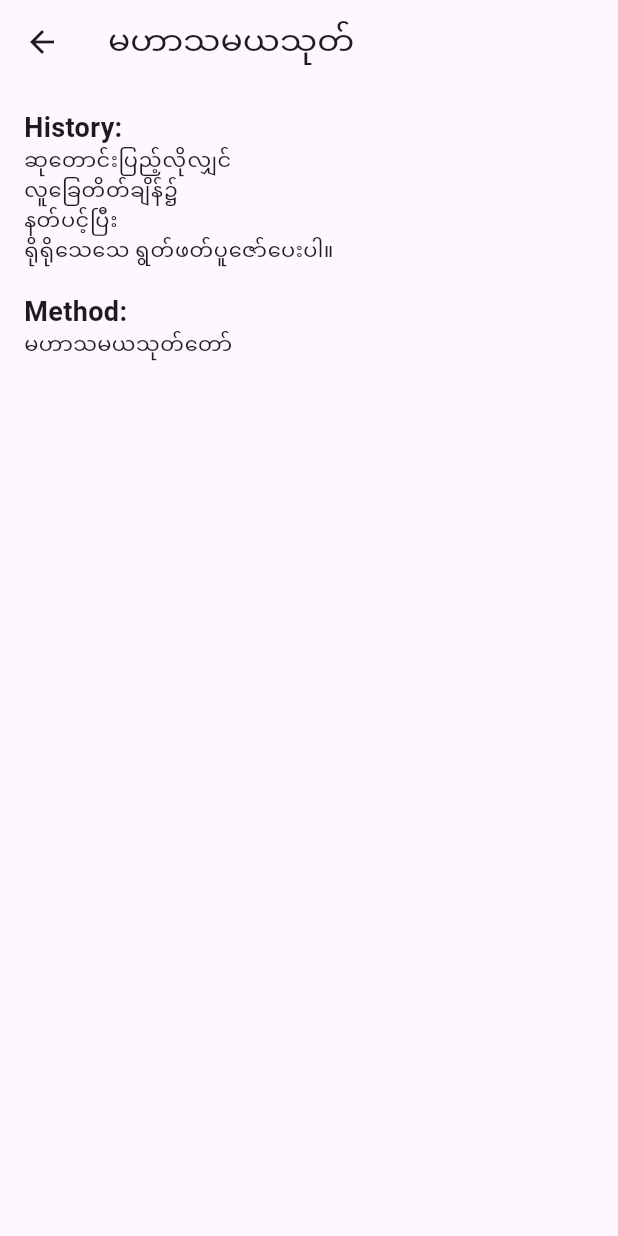
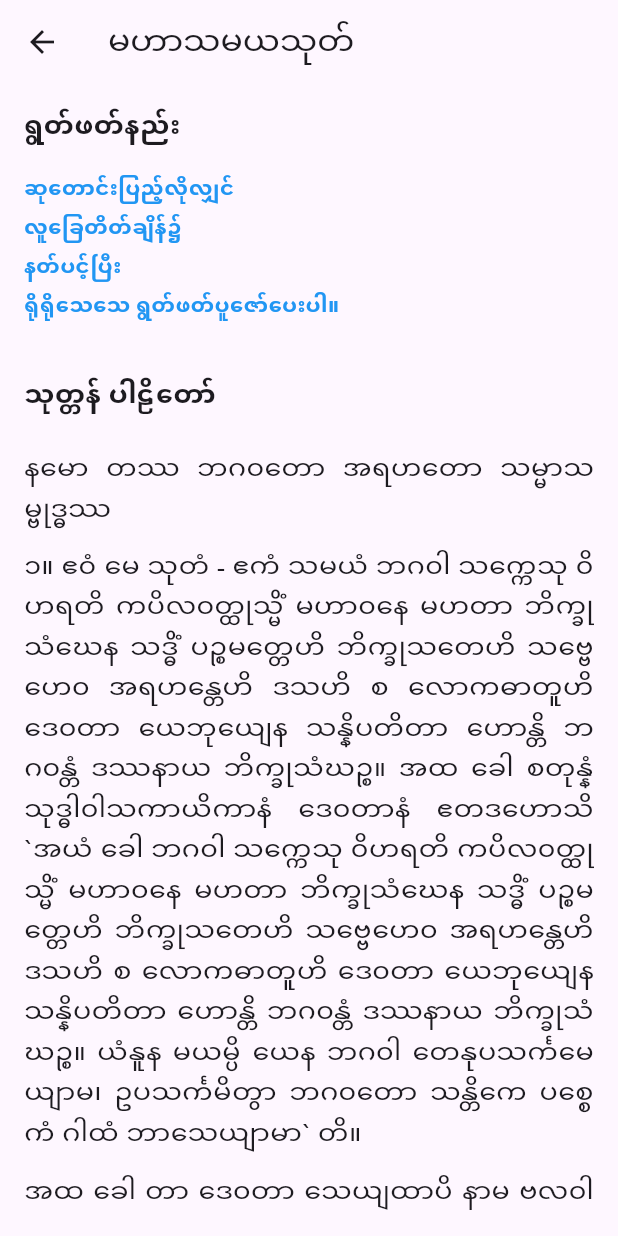
Before and after one commit to AungNaingPhyo2006/purify, a Flutter app: the SuttaDetailScreen screen opened directly with sample values from the repository, on a phone screen of 412 x 824 dp. Run offline on Flutter 3.47's test engine with Material 3 defaults, Android fonts, the phone set to English and light mode, and no system bars.

Commit message:
add data

```diff
--- a/lib/models/sutta.dart
+++ b/lib/models/sutta.dart
@@ -2,7 +2,7 @@ class Sutta {
   final int id;
   final String name;
   final List<String> history;
-  final String method;
+  final List<String> method;
 
   Sutta(
       {required this.id,
--- a/lib/models/sutta_data.dart
+++ b/lib/models/sutta_data.dart
@@ -1,118 +1,125 @@
 import 'sutta.dart';
 
 final List<Sutta> suttas = [
-  Sutta(
-    id: 1,
-    name: 'မဟာသမယသုတ်',
-    history: [
+  Sutta(id: 1, name: 'မဟာသမယသုတ်', history: [
     'ဆုတောင်းပြည့်လိုလျှင်',
     'လူခြေတိတ်ချိန်၌',
     'နတ်ပင့်ပြီး',
     'ရိုရိုသေသေ ရွတ်ဖတ်ပူဇော်ပေးပါ။',
-    ],
-    method: 'မဟာသမယသုတ်တော်',
-  ),
-  Sutta(
-    id: 2,
-    name: 'ပဋ္ဌာန်း ဒေသနာတော်',
-    history: [
+  ], method: [
+    'နမော တဿ ဘဂ၀တော အရဟတော သမ္မာသမ္ဗုဒ္ဓဿ',
+    '၁။ ဧ၀ံ မေ သုတံ - ဧကံ သမယံ ဘဂ၀ါ သက္ကေသု ၀ိဟရတိ ကပိလ၀တ္ထုသ္မိံ မဟာ၀နေ မဟတာ ဘိက္ခုသံဃေန သဒ္ဓိံ ပဉ္စမတ္တေဟိ ဘိက္ခုသတေဟိ သဗ္ဗေဟေ၀  အရဟန္တေဟိ ဒသဟိ စ လောကဓာတူဟိ ဒေ၀တာ ယေဘုယျေန သန္နိပတိတာ ဟောန္တိ ဘဂ၀န္တံ ဒဿနာယ ဘိက္ခုသံဃဉ္စ။ အထ ခေါ စတုန္နံ သုဒ္ဓါ၀ါသကာယိကာနံ ဒေ၀တာနံ ဧတဒဟောသိ `အယံ ခေါ ဘဂ၀ါ သက္ကေသု ၀ိဟရတိ ကပိလ၀တ္ထုသ္မိံ မဟာ၀နေ မဟတာ ဘိက္ခုသံဃေန သဒ္ဓိံ ပဉ္စမတ္တေဟိ ဘိက္ခုသတေဟိ သဗ္ဗေဟေ၀  အရဟန္တေဟိ ဒသဟိ စ လောကဓာတူဟိ ဒေ၀တာ ယေဘုယျေန သန္နိပတိတာ ဟောန္တိ ဘဂ၀န္တံ ဒဿနာယ ဘိက္ခုသံဃဉ္စ။ ယံနူန မယမ္ပိ ယေန ဘဂ၀ါ တေနုပသင်္ကမေယျာမ၊ ဥပသင်္ကမိတွာ ဘဂ၀တော သန္တိကေ ပစ္စေကံ ဂါထံ ဘာသေယျာမာ` တိ။ ',
+    'အထ ခေါ တာ ဒေ၀တာ သေယျထာပိ နာမ ဗလ၀ါ ပုရိသော သမိဉ္ဇိတံ ၀ါ ဗာဟံ ပသာရေယျ, ပသာရိတံ ၀ါ ဗာဟံ သမိဉ္ဇေယျ၊ ဧ၀မေ၀ သုဒ္ဓါ၀ါသေသု ဒေ၀ေသု အန္တရဟိတာ ဘဂ၀ောာ ပုရတော ပါတုရဟေသုံ။ အထ ခေါ တာ ဒေ၀တာ ဘဂ၀န္တံ အဘိ၀ါဒေတွာ ဧကမန္တံ အဋ္ဌံသု။',
+    'ဧကမန္တံ ဌိတာ ခေါ ဧကာ ဒေ၀တာ ဘဂ၀တော သန္တိကေ ဣမံ ဂါထာ အဘာသိ-',
+    '`မဟာသမယော ပ၀နသ္မိံ၊ ဒေ၀ကာယာ သမာဂတာ။ အာဂတမှ ဣမံ ဓမ္မသမယံ၊ ဒက္ခိတာယေ အပရာဇိတသံဃ`န္တိ။',
+    '၂။ အထ ခေါ အပရာ ဒေ၀တာ ဘဂ၀တော သန္တိကေ ဣမံ ဂါထာ အဘာသိ-',
+    '`တတြ ဘိက္ခ၀ေါ သမာဒဟံသု၊ စိတ္တမတ္တနော ဥဇုကံ အကံသု။ သာရထီ၀ နေတ္တာနိ ဂဟေတွာ၊ ဣန္ဒြိယာနိ ရက္ခန္တိ ပဏ္ဍိတာ`တိ။',
+    '၃။အထ ခေါ အပရာ ဒေ၀တာ ဘဂ၀တော သန္တိကေ ဣမံ ဂါထာ အဘာသိ-',
+    '`ဆေတွာ ခိလံ ဆေတွာ ပလိဃံ၊ ဣန္ဒခီလံ ဦဟစ္စ မနေဇာ။ တေ စရန္တိ သုဒ္ဓါ ၀ိမလာ၊ စက္ခုမတာ သုဒန္တာ သုသုနာဂါ`တိ။',
+    '၄။အထ ခေါ အပရာ ဒေ၀တာ ဘဂ၀တော သန္တိကေ ဣမံ ဂါထာ အဘာသိ-',
+    '`ယေ ကေစိ ဗုဒ္ဓံ သရဏံ ဂတာသေ၊ န သေ ဂမိဿန္တိ အပါယဘူမိံ။ ပဟာယ မာနုသံ ဒေဟံ၊ ဒေ၀ကာယံ ပရိပူရေဿန္တီ`တိ။',
+  ]),
+  Sutta(id: 2, name: 'ပဋ္ဌာန်း ဒေသနာတော်', history: [
     'လူယုတ်မာများနှင့် ၀ေးလိုလျှင်',
     'အကြံအစည်မှန်သမျှ',
     'အောင်မြင်လိုလျှင်',
     'အဓိဋ္ဌာန်ဖြင့် ရွတ်ပါ။',
-    ],
-    method: 'ပဋ္ဌာန်း ဒေသနာတော်',
-  ),
-  Sutta(
-    id: 3,
-    name: 'မေတ္တသုတ်',
-    history: [
+  ], method: [
+    'ပဋ္ဌာန်း ဒေသနာတော်',
+    'ပဋ္ဌာန်း ဒေသနာတော်',
+    'ပဋ္ဌာန်း ဒေသနာတော်',
+    'ပဋ္ဌာန်း ဒေသနာတော်',
+  ]),
+  Sutta(id: 3, name: 'မေတ္တသုတ်', history: [
     'အချစ်မခံရလျှင်',
     'မျက်နှာ အကြည်ဓာတ် ပျက်ယွင်းနေလျှင်',
     'လူမုန်းများနေလျှင်',
     'သောက ရောက်နေလျှင်',
     'အဓိဋ္ဌာန်ဖြင့် ရွတ်ပါ။'
-    ],
-    method: 'မေတ္တသုတ်',
-  ),
-  Sutta(
-    id: 4,
-    name: 'ဓဇဂ္ဂသုတ်',
-    history: [
+  ], method: [
+    'မေတ္တသုတ်',
+    'မေတ္တသုတ်',
+    'မေတ္တသုတ်',
+    'မေတ္တသုတ်',
+  ]),
+  Sutta(id: 4, name: 'ဓဇဂ္ဂသုတ်', history: [
     'စစ်ဖြစ်ပြီး',
     'ကြောက်မက်ဖွယ်ရာများ ကြုံနေရလျှင်',
     'ရွတ်ဖတ်ပါ။',
-    ],
-    method: 'ဓဇဂ္ဂသုတ်',
-  ),
-  Sutta(
-    id: 5,
-    name: 'ဗုဒ္ဓါနုဿတိ ဂုဏ်တော်',
-    history: [
+  ], method: [
+    'ဓဇဂ္ဂသုတ်',
+    'ဓဇဂ္ဂသုတ်',
+    'ဓဇဂ္ဂသုတ်',
+    'ဓဇဂ္ဂသုတ်',
+  ]),
+  Sutta(id: 5, name: 'ဗုဒ္ဓါနုဿတိ ဂုဏ်တော်', history: [
     'စိတ်ဓာတ်ကျပြီး',
     'အနာဂတ် မရှိတော့သလို ခံစားနေရလျှင်',
     'စွမ်းနိုင်သမျှ ရွတ်ဖတ်ပါ။',
-    ],
-    method: 'ဗုဒ္ဓါနုဿတိ ဂုဏ်တော်',
-  ),
-  Sutta(
-    id: 6,
-    name: 'ဗုဒ္ဓါနုဿတိ ဂုဏ်တော်',
-    history: [
+  ], method: [
+    'ဗုဒ္ဓါနုဿတိ ဂုဏ်တော်',
+    'ဗုဒ္ဓါနုဿတိ ဂုဏ်တော်',
+    'ဗုဒ္ဓါနုဿတိ ဂုဏ်တော်',
+    'ဗုဒ္ဓါနုဿတိ ဂုဏ်တော်',
+  ]),
+  Sutta(id: 6, name: 'ဗုဒ္ဓါနုဿတိ ဂုဏ်တော်', history: [
     'စိတ်ဓာတ်ကျပြီး',
     'အနာဂတ် မရှိတော့သလို ခံစားနေရလျှင်',
     'စွမ်းနိုင်သမျှ ရွတ်ဖတ်ပါ။',
-    ],
-    method: 'ဗုဒ္ဓါနုဿတိ ဂုဏ်တော်',
-  ),
-  Sutta(
-    id: 7,
-    name: 'ဗုဒ္ဓါနုဿတိ ဂုဏ်တော်',
-    history: [
+  ], method: [
+    'ဗုဒ္ဓါနုဿတိ ဂုဏ်တော်',
+    'ဗုဒ္ဓါနုဿတိ ဂုဏ်တော်',
+    'ဗုဒ္ဓါနုဿတိ ဂုဏ်တော်',
+    'ဗုဒ္ဓါနုဿတိ ဂုဏ်တော်',
+  ]),
+  Sutta(id: 7, name: 'ဗုဒ္ဓါနုဿတိ ဂုဏ်တော်', history: [
     'စိတ်ဓာတ်ကျပြီး',
     'အနာဂတ် မရှိတော့သလို ခံစားနေရလျှင်',
     'စွမ်းနိုင်သမျှ ရွတ်ဖတ်ပါ။',
-    ],
-    method: 'ဗုဒ္ဓါနုဿတိ ဂုဏ်တော်',
-  ),
-  Sutta(
-    id: 8,
-    name: 'ဗုဒ္ဓါနုဿတိ ဂုဏ်တော်',
-    history: [
+  ], method: [
+    'ဗုဒ္ဓါနုဿတိ ဂုဏ်တော်',
+    'ဗုဒ္ဓါနုဿတိ ဂုဏ်တော်',
+    'ဗုဒ္ဓါနုဿတိ ဂုဏ်တော်',
+    'ဗုဒ္ဓါနုဿတိ ဂုဏ်တော်',
+  ]),
+  Sutta(id: 8, name: 'ဗုဒ္ဓါနုဿတိ ဂုဏ်တော်', history: [
     'စိတ်ဓာတ်ကျပြီး',
     'အနာဂတ် မရှိတော့သလို ခံစားနေရလျှင်',
     'စွမ်းနိုင်သမျှ ရွတ်ဖတ်ပါ။',
-    ],
-    method: 'ဗုဒ္ဓါနုဿတိ ဂုဏ်တော်',
-  ),
-  Sutta(
-    id: 9,
-    name: 'ဗုဒ္ဓါနုဿတိ ဂုဏ်တော်',
-    history: [
+  ], method: [
+    'ဗုဒ္ဓါနုဿတိ ဂုဏ်တော်',
+    'ဗုဒ္ဓါနုဿတိ ဂုဏ်တော်',
+    'ဗုဒ္ဓါနုဿတိ ဂုဏ်တော်',
+    'ဗုဒ္ဓါနုဿတိ ဂုဏ်တော်',
+  ]),
+  Sutta(id: 9, name: 'ဗုဒ္ဓါနုဿတိ ဂုဏ်တော်', history: [
     'စိတ်ဓာတ်ကျပြီး',
     'အနာဂတ် မရှိတော့သလို ခံစားနေရလျှင်',
     'စွမ်းနိုင်သမျှ ရွတ်ဖတ်ပါ။',
-    ],
-    method: 'ဗုဒ္ဓါနုဿတိ ဂုဏ်တော်',
-  ),
-  Sutta(
-    id: 10,
-    name: 'ဗုဒ္ဓါနုဿတိ ဂုဏ်တော်',
-    history: [
+  ], method: [
+    'ဗုဒ္ဓါနုဿတိ ဂုဏ်တော်',
+    'ဗုဒ္ဓါနုဿတိ ဂုဏ်တော်',
+    'ဗုဒ္ဓါနုဿတိ ဂုဏ်တော်',
+    'ဗုဒ္ဓါနုဿတိ ဂုဏ်တော်',
+  ]),
+  Sutta(id: 10, name: 'ဗုဒ္ဓါနုဿတိ ဂုဏ်တော်', history: [
     'စိတ်ဓာတ်ကျပြီး',
     'အနာဂတ် မရှိတော့သလို ခံစားနေရလျှင်',
     'စွမ်းနိုင်သမျှ ရွတ်ဖတ်ပါ။',
-    ],
-    method: 'ဗုဒ္ဓါနုဿတိ ဂုဏ်တော်',
-  ),
-  Sutta(
-    id: 11,
-    name: 'ဗုဒ္ဓါနုဿတိ ဂုဏ်တော်',
-    history: [
+  ], method: [
+    'ဗုဒ္ဓါနုဿတိ ဂုဏ်တော်',
+    'ဗုဒ္ဓါနုဿတိ ဂုဏ်တော်',
+    'ဗုဒ္ဓါနုဿတိ ဂုဏ်တော်',
+    'ဗုဒ္ဓါနုဿတိ ဂုဏ်တော်',
+  ]),
+  Sutta(id: 11, name: 'ဗုဒ္ဓါနုဿတိ ဂုဏ်တော်', history: [
     'စိတ်ဓာတ်ကျပြီး',
     'အနာဂတ် မရှိတော့သလို ခံစားနေရလျှင်',
     'စွမ်းနိုင်သမျှ ရွတ်ဖတ်ပါ။',
-    ],
-    method: 'ဗုဒ္ဓါနုဿတိ ဂုဏ်တော်',
-  ),
+  ], method: [
+    'ဗုဒ္ဓါနုဿတိ ဂုဏ်တော်',
+    'ဗုဒ္ဓါနုဿတိ ဂုဏ်တော်',
+    'ဗုဒ္ဓါနုဿတိ ဂုဏ်တော်',
+    'ဗုဒ္ဓါနုဿတိ ဂုဏ်တော်',
+  ]),
 ];
--- a/lib/screens/sutta_detail.dart
+++ b/lib/screens/sutta_detail.dart
@@ -18,16 +18,32 @@ class SuttaDetailScreen extends StatelessWidget {
             crossAxisAlignment: CrossAxisAlignment.start,
             children: [
               const Text(
-                'History:',
+                'ရွတ်ဖတ်နည်း',
                 style: TextStyle(fontSize: 18, fontWeight: FontWeight.bold),
               ),
-              ...sutta.history.map((his) => Text(his)).toList(),
               const SizedBox(height: 16),
+              ...sutta.history.map((his) => Padding(
+                    padding: const EdgeInsets.symmetric(vertical: 3.0),
+                    child: Text(
+                      his,
+                      style: const TextStyle(
+                          color: Colors.blue, fontWeight: FontWeight.bold),
+                    ),
+                  )),
+              const SizedBox(height: 32),
               const Text(
-                'Method:',
+                'သုတ္တန် ပါဠိတော်',
                 style: TextStyle(fontSize: 18, fontWeight: FontWeight.bold),
               ),
-              Text(sutta.method),
+              const SizedBox(height: 16),
+              ...sutta.method.map((me) => Padding(
+                  padding: const EdgeInsets.symmetric(vertical: 6.0),
+                  child: Text(
+                    me,
+                    textAlign: TextAlign.justify,
+                    style: const TextStyle(fontSize: 18),
+                  ))),
+              // Text(sutta.method),
             ],
           ),
         ),
```
Lines whose indentation alone changed are shown as unchanged.
